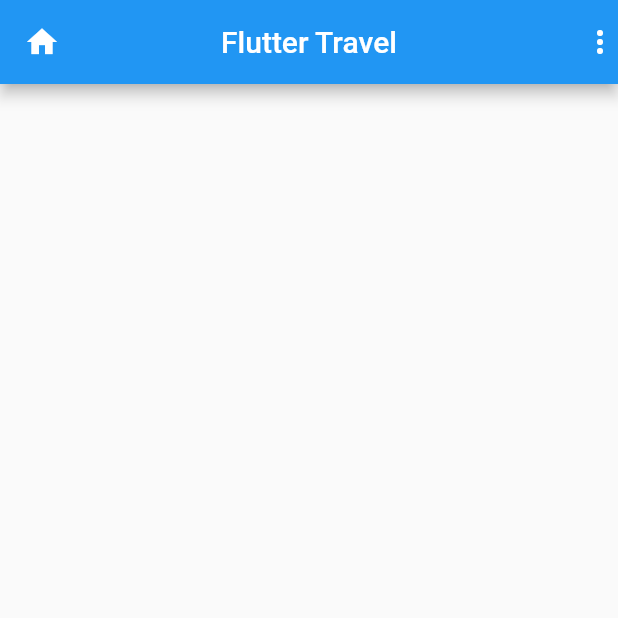
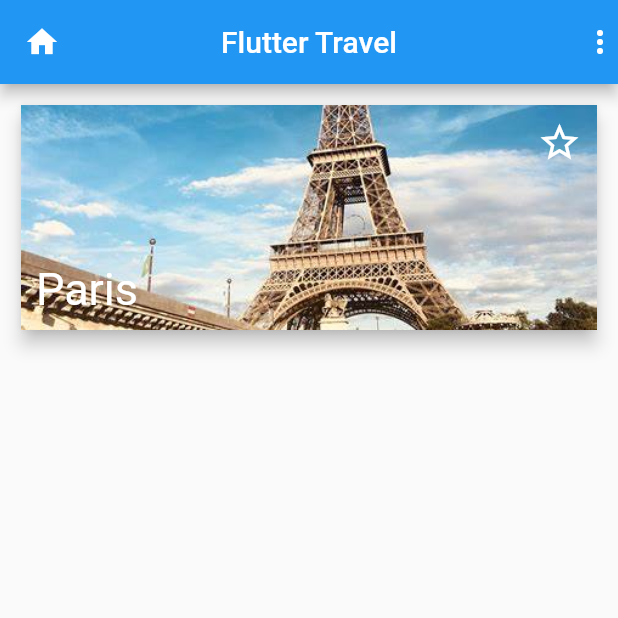
Before and after one commit to JunjieDev/flutter-MyTravel, a Flutter app: the screen it shows after launch, on a phone screen of 412 x 824 dp, the top half of it. Run offline on Flutter 3.47's test engine with Material 2 defaults, Android fonts, the phone set to English and light mode, and no system bars.

Commit message:
Update : body set cart

```diff
--- a/lib/main.dart
+++ b/lib/main.dart
@@ -16,6 +16,59 @@ class MyApp extends StatelessWidget {
           backgroundColor: Colors.blue,
           actions: const <Widget>[Icon(Icons.more_vert)],
         ),
+        body: Container(
+          padding: const EdgeInsets.all(10),
+          child: Column(
+            crossAxisAlignment: CrossAxisAlignment.stretch,
+            children: <Widget>[
+              Card(
+                elevation: 5,
+                color: Colors.blue,
+                child: Container(
+                  height: 150,
+                  child: Stack(
+                    fit: StackFit.expand,
+                    children: <Widget>[
+                      Image.asset(
+                        'assets/images/lyon.jpeg',
+                        fit: BoxFit.cover,
+                      ),
+                      Padding(
+                        padding: const EdgeInsets.all(10),
+                        child: Column(
+                          children: <Widget>[
+                            Expanded(
+                              child: Row(
+                                mainAxisAlignment: MainAxisAlignment.end,
+                                crossAxisAlignment: CrossAxisAlignment.start,
+                                children: const <Widget>[
+                                  Icon(
+                                    Icons.star_border,
+                                    size: 30,
+                                    color: Colors.white,
+                                  ),
+                                ],
+                              ),
+                            ),
+                            Row(
+                              children: const <Widget>[
+                                Text(
+                                  'Paris',
+                                  style: TextStyle(
+                                      fontSize: 30, color: Colors.white),
+                                ),
+                              ],
+                            ),
+                          ],
+                        ),
+                      ),
+                    ],
+                  ),
+                ),
+              ),
+            ],
+          ),
+        ),
       ),
     );
   }
```
